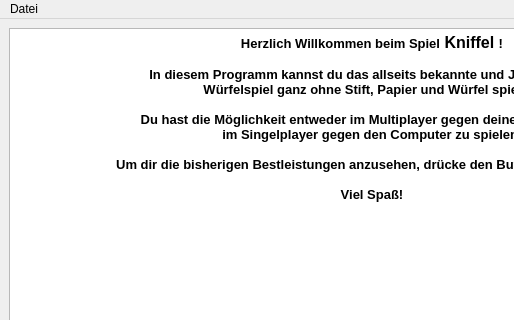
Qt form mainwindow.ui (michelfiedler/Kniffel.mrai) before a commit; both pictures show x 0 to 514 and y 0 to 320 of the 744 by 484 pixel window.
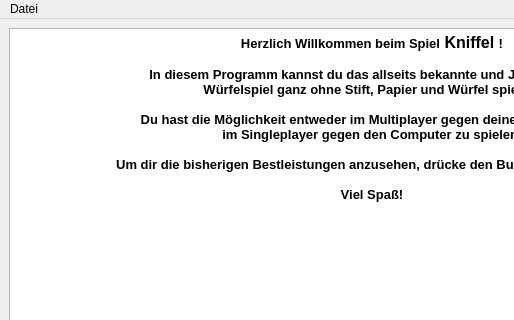
The same form after that commit.

Commit message:
Dialogfenster Singleplayer hinzugefügt
Bei der Auswahl Singleplayer öffnet sich ein neues Dialogfenster und der Button Abbrechen schließt dieses wieder

What changed in the file:
```diff
--- a/mainwindow.ui
+++ b/mainwindow.ui
@@ -28,7 +28,7 @@
 &lt;p align=&quot;center&quot; style=&quot; margin-top:0px; margin-bottom:0px; margin-left:0px; margin-right:0px; -qt-block-indent:0; text-indent:0px;&quot;&gt;&lt;span style=&quot; font-size:10pt; font-weight:600;&quot;&gt;Würfelspiel ganz ohne Stift, Papier und Würfel spielen.&lt;/span&gt;&lt;/p&gt;
 &lt;p align=&quot;center&quot; style=&quot;-qt-paragraph-type:empty; margin-top:0px; margin-bottom:0px; margin-left:0px; margin-right:0px; -qt-block-indent:0; text-indent:0px; font-size:10pt; font-weight:600;&quot;&gt;&lt;br /&gt;&lt;/p&gt;
 &lt;p align=&quot;center&quot; style=&quot; margin-top:0px; margin-bottom:0px; margin-left:0px; margin-right:0px; -qt-block-indent:0; text-indent:0px;&quot;&gt;&lt;span style=&quot; font-size:10pt; font-weight:600;&quot;&gt;Du hast die Möglichkeit entweder im Multiplayer gegen deine Freunde oder&lt;/span&gt;&lt;/p&gt;
-&lt;p align=&quot;center&quot; style=&quot; margin-top:0px; margin-bottom:0px; margin-left:0px; margin-right:0px; -qt-block-indent:0; text-indent:0px;&quot;&gt;&lt;span style=&quot; font-size:10pt; font-weight:600;&quot;&gt;im Singelplayer gegen den Computer zu spielen.&lt;/span&gt;&lt;/p&gt;
+&lt;p align=&quot;center&quot; style=&quot; margin-top:0px; margin-bottom:0px; margin-left:0px; margin-right:0px; -qt-block-indent:0; text-indent:0px;&quot;&gt;&lt;span style=&quot; font-size:10pt; font-weight:600;&quot;&gt;im Singleplayer gegen den Computer zu spielen.&lt;/span&gt;&lt;/p&gt;
 &lt;p align=&quot;center&quot; style=&quot;-qt-paragraph-type:empty; margin-top:0px; margin-bottom:0px; margin-left:0px; margin-right:0px; -qt-block-indent:0; text-indent:0px; font-size:10pt; font-weight:600;&quot;&gt;&lt;br /&gt;&lt;/p&gt;
 &lt;p align=&quot;center&quot; style=&quot; margin-top:0px; margin-bottom:0px; margin-left:0px; margin-right:0px; -qt-block-indent:0; text-indent:0px;&quot;&gt;&lt;span style=&quot; font-size:10pt; font-weight:600;&quot;&gt;Um dir die bisherigen Bestleistungen anzusehen, drücke den Button &amp;quot;Bestenliste&amp;quot;!&lt;/span&gt;&lt;/p&gt;
 &lt;p align=&quot;center&quot; style=&quot;-qt-paragraph-type:empty; margin-top:0px; margin-bottom:0px; margin-left:0px; margin-right:0px; -qt-block-indent:0; text-indent:0px; font-size:10pt; font-weight:600;&quot;&gt;&lt;br /&gt;&lt;/p&gt;
```
The commit also changes 7 other files.
